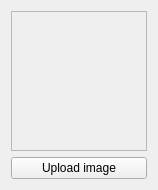
zkovari/plotlyst, file ui/avatar_widget.ui: the form before one commit.
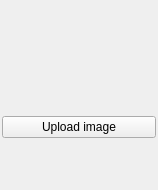
The form after the commit.

Commit message: Remove spacing and fram from avatar

Diff of the .ui file:
```diff
--- a/ui/avatar_widget.ui
+++ b/ui/avatar_widget.ui
@@ -32,15 +32,6 @@
    <string>Form</string>
   </property>
   <layout class="QVBoxLayout" name="verticalLayout_2">
-   <item>
-    <widget class="QFrame" name="frame">
-     <property name="frameShape">
-      <enum>QFrame::StyledPanel</enum>
-     </property>
-     <property name="frameShadow">
-      <enum>QFrame::Raised</enum>
-     </property>
-     <layout class="QVBoxLayout" name="verticalLayout">
       <property name="spacing">
        <number>2</number>
       </property>
@@ -67,9 +58,6 @@
         <property name="text">
          <string/>
         </property>
-       </widget>
-      </item>
-     </layout>
     </widget>
    </item>
    <item>
```
Lines whose indentation alone changed are shown as unchanged.
